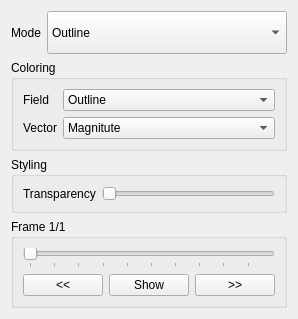
Above: src/Mod/Fem/Gui/TaskPostDisplay.ui from Helios113/FreeCAD before the change. Below: the same form after it.
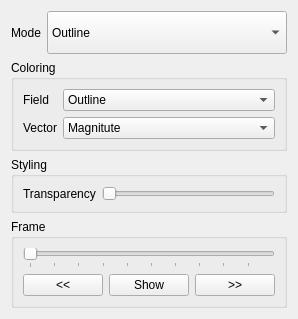
That is the form after the change.

Diff of the .ui file:
```diff
--- a/src/Mod/Fem/Gui/TaskPostDisplay.ui
+++ b/src/Mod/Fem/Gui/TaskPostDisplay.ui
@@ -176,7 +176,7 @@
    <item>
     <widget class="QGroupBox" name="FrameBox">
      <property name="title">
-      <string>Frame 1/1</string>
+      <string>Frame</string>
      </property>
      <layout class="QGridLayout" name="gridLayout">
       <item row="2" column="0" colspan="3">
```
